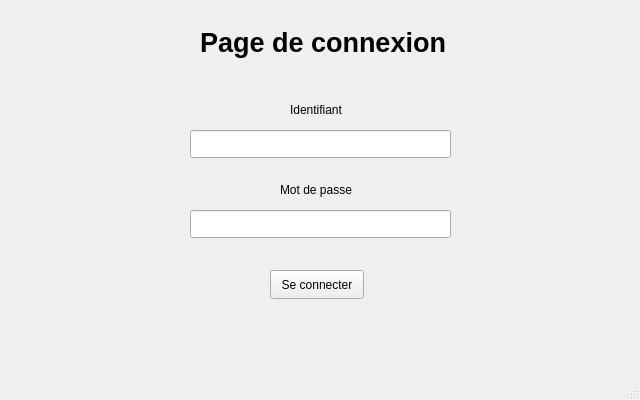
doriangilbert/VisualiseurBDDQt, file VisualiseurBDD/Login.ui: the form before one commit.
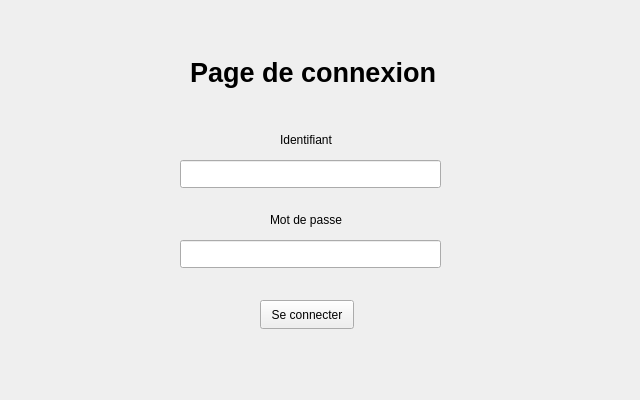
The form after the commit.

```diff
--- a/VisualiseurBDD/Login.ui
+++ b/VisualiseurBDD/Login.ui
@@ -14,11 +14,27 @@
    <string>MainWindow</string>
   </property>
   <widget class="QWidget" name="centralwidget">
+   <widget class="QLabel" name="label_2">
+    <property name="geometry">
+     <rect>
+      <x>280</x>
+      <y>130</y>
+      <width>68</width>
+      <height>20</height>
+     </rect>
+    </property>
+    <property name="layoutDirection">
+     <enum>Qt::LeftToRight</enum>
+    </property>
+    <property name="text">
+     <string>Identifiant</string>
+    </property>
+   </widget>
    <widget class="QPushButton" name="pushButton">
     <property name="geometry">
      <rect>
-      <x>270</x>
-      <y>270</y>
+      <x>260</x>
+      <y>300</y>
       <width>94</width>
       <height>29</height>
      </rect>
@@ -27,21 +43,11 @@
      <string>Se connecter</string>
     </property>
    </widget>
-   <widget class="QLineEdit" name="lineEdit_2">
-    <property name="geometry">
-     <rect>
-      <x>190</x>
-      <y>210</y>
-      <width>261</width>
-      <height>28</height>
-     </rect>
-    </property>
-   </widget>
    <widget class="QLabel" name="label">
     <property name="geometry">
      <rect>
-      <x>280</x>
-      <y>180</y>
+      <x>270</x>
+      <y>210</y>
       <width>89</width>
       <height>20</height>
      </rect>
@@ -50,27 +56,11 @@
      <string>Mot de passe</string>
     </property>
    </widget>
-   <widget class="QLabel" name="label_2">
-    <property name="geometry">
-     <rect>
-      <x>290</x>
-      <y>100</y>
-      <width>68</width>
-      <height>20</height>
-     </rect>
-    </property>
-    <property name="layoutDirection">
-     <enum>Qt::LeftToRight</enum>
-    </property>
-    <property name="text">
-     <string>Identifiant</string>
-    </property>
-   </widget>
    <widget class="QLabel" name="label_3">
     <property name="geometry">
      <rect>
-      <x>200</x>
-      <y>20</y>
+      <x>190</x>
+      <y>50</y>
       <width>292</width>
       <height>44</height>
      </rect>
@@ -89,8 +79,8 @@
    <widget class="QLineEdit" name="lineEdit">
     <property name="geometry">
      <rect>
-      <x>190</x>
-      <y>130</y>
+      <x>180</x>
+      <y>160</y>
       <width>261</width>
       <height>28</height>
      </rect>
@@ -99,8 +89,17 @@
      <string/>
     </property>
    </widget>
+   <widget class="QLineEdit" name="lineEdit_2">
+    <property name="geometry">
+     <rect>
+      <x>180</x>
+      <y>240</y>
+      <width>261</width>
+      <height>28</height>
+     </rect>
+    </property>
+   </widget>
   </widget>
-  <widget class="QStatusBar" name="statusbar"/>
  </widget>
  <resources/>
  <connections/>
```
